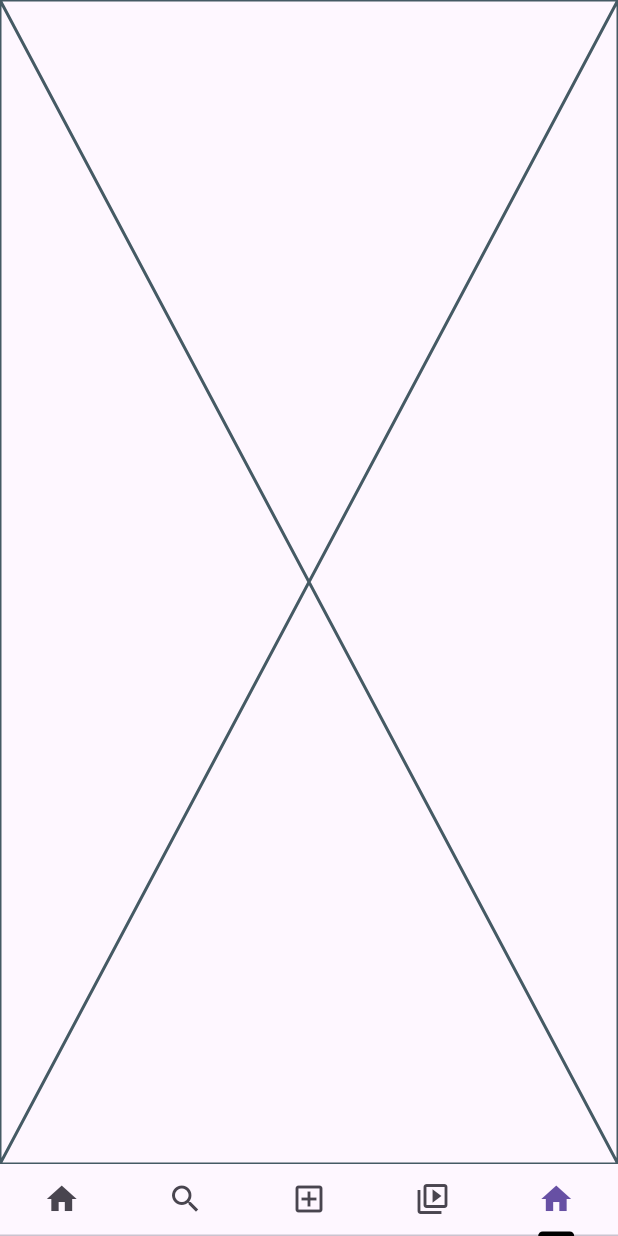
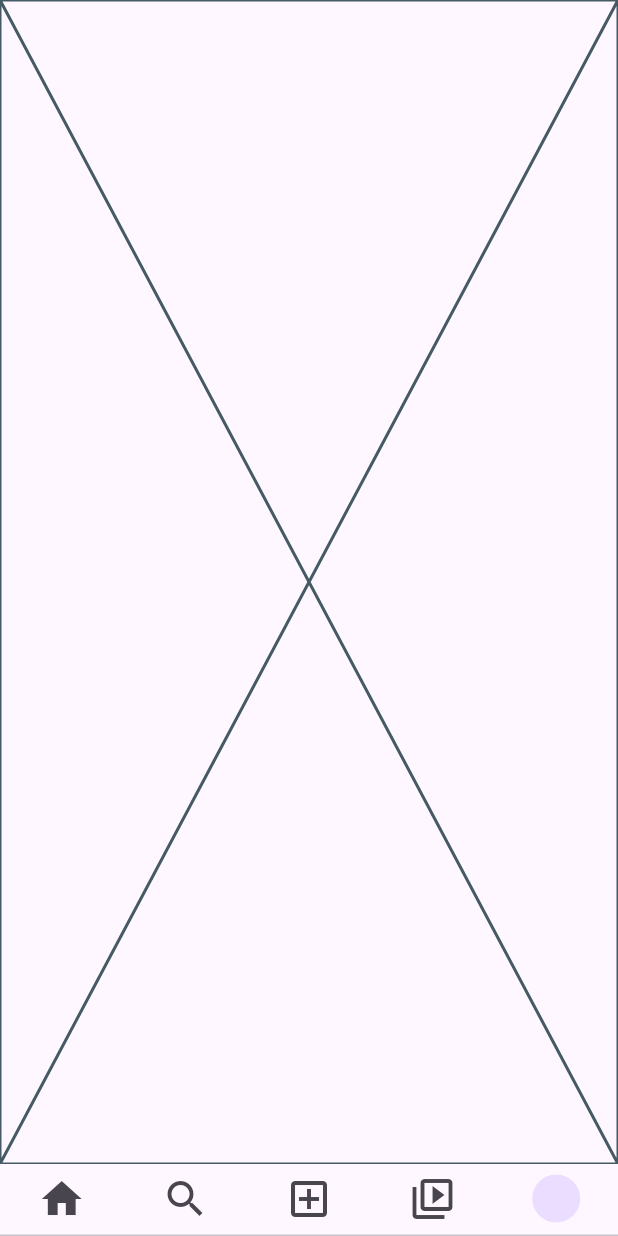
Before and after one commit to vken15/flutter_instagram, a Flutter app: the screen it shows after launch, item 5 of the bottom bar chosen, on a phone screen of 412 x 824 dp. Run offline on Flutter 3.47's test engine with Material 3 defaults, Android fonts, the phone set to English and light mode, and no system bars; our stand-ins replace flutter_svg, get, google_fonts; network calls fail.

Commit message:
Update home + search

```diff
--- a/lib/src/presentations/home/bindings/home_bindings.dart
+++ /dev/null
@@ -1,9 +0,0 @@
-import 'package:flutter_instagram/src/presentations/home/controllers/home_controller.dart';
-import 'package:get/get.dart';
-
-class HomeBindings extends Bindings {
-  @override
-  void dependencies() {
-    Get.put(HomeController());
-  }
-}
--- a/lib/src/presentations/home/controllers/home_controller.dart
+++ /dev/null
@@ -1,5 +0,0 @@
-import 'package:get/get.dart';
-
-class HomeController extends GetxController {
-
-}
--- a/lib/src/presentations/tabs/bindings/tabbar_bindings.dart
+++ b/lib/src/presentations/tabs/bindings/tabbar_bindings.dart
@@ -1,3 +1,4 @@
+import 'package:flutter_instagram/src/presentations/search/controllers/search_controller.dart';
 import 'package:flutter_instagram/src/presentations/tabs/controllers/tabbar_controller.dart';
 import 'package:get/get.dart';
 
@@ -5,5 +6,6 @@ class TabBarBindings extends Bindings {
   @override
   void dependencies() {
     Get.put(TabBarController());
+    Get.put(SearchContentController());
   }
 }
--- a/lib/src/presentations/tabs/controllers/tabbar_controller.dart
+++ b/lib/src/presentations/tabs/controllers/tabbar_controller.dart
@@ -4,11 +4,11 @@ import 'package:get/get.dart';
 class TabBarController extends GetxController with GetSingleTickerProviderStateMixin {
 
   final List<Tab> tabs = <Tab>[
-    const Tab(icon: Icon(Icons.home)),
-    const Tab(icon: Icon(Icons.search)),
-    const Tab(icon: Icon(Icons.add_box_outlined)),
-    const Tab(icon: Icon(Icons.video_collection_outlined)),
-    const Tab(icon: Icon(Icons.home)),
+    const Tab(icon: Icon(Icons.home, size: 32)),
+    const Tab(icon: Icon(Icons.search, size: 32)),
+    const Tab(icon: Icon(Icons.add_box_outlined, size: 32)),
+    const Tab(icon: Icon(Icons.video_collection_outlined, size: 32)),
+    const Tab(icon: CircleAvatar(radius: 16)),
   ];
 
   late TabController tabController;
--- a/lib/src/presentations/tabs/tabbar.dart
+++ b/lib/src/presentations/tabs/tabbar.dart
@@ -1,4 +1,5 @@
-import 'package:flutter_instagram/src/presentations/home/home_screen.dart';
+import 'package:flutter_instagram/src/presentations/home_screen.dart';
+import 'package:flutter_instagram/src/presentations/search/search_screen.dart';
 import 'package:flutter_instagram/src/presentations/setting_screen.dart';
 import 'package:flutter_instagram/src/presentations/tabs/controllers/tabbar_controller.dart';
 import 'package:flutter/material.dart';
@@ -14,7 +15,7 @@ class AppTabBar extends GetWidget<TabBarController> {
                 controller: controller.tabController,
                 children: const [
                   HomeScreen(),
-                  Center(),
+                  SearchScreen(),
                   Center(),
                   Center(),
                   SettingScreen(),
@@ -23,10 +24,8 @@ class AppTabBar extends GetWidget<TabBarController> {
         bottomNavigationBar: TabBar(
           controller: controller.tabController,
           tabs: controller.tabs,
-          indicatorColor: MediaQuery.of(context).platformBrightness == Brightness.dark ? Colors.white : Colors.black,
-          onTap: (value) {
-            //controller.isSearch.value = false;
-          },
+          labelColor: MediaQuery.of(context).platformBrightness == Brightness.dark ? Colors.white : Colors.black,
+          indicator: const BoxDecoration(),
         ),
     );
   }
--- a/lib/src/router/app_router.dart
+++ b/lib/src/router/app_router.dart
@@ -1,19 +1,19 @@
 
-import 'package:flutter_instagram/src/presentations/home/bindings/home_bindings.dart';
-import 'package:flutter_instagram/src/presentations/home/home_screen.dart';
+import 'package:flutter_instagram/src/presentations/home_screen.dart';
+import 'package:flutter_instagram/src/presentations/search/search_screen.dart';
 import 'package:flutter_instagram/src/presentations/tabs/bindings/tabbar_bindings.dart';
 import 'package:flutter_instagram/src/presentations/tabs/tabbar.dart';
 import 'package:get/get.dart';
 
 class AppRouter {
+  static const tabScreen = "/tab";
   static const homeScreen = "/home";
-  static const tabScreen = "/tab";
+  static const searchScreen = "/search";
   static List<GetPage> pages = [
-    GetPage(name: homeScreen, page: () => const HomeScreen(), bindings: [
-      HomeBindings(),
-    ]),
     GetPage(name: tabScreen, page: () => const AppTabBar(), bindings: [
       TabBarBindings(),
     ]),
+    GetPage(name: homeScreen, page: () => const HomeScreen()),
+    GetPage(name: searchScreen, page: () => const SearchScreen()),
   ];
 }
--- a/pubspec.yaml
+++ b/pubspec.yaml
@@ -36,7 +36,9 @@ dependencies:
   # Use with the CupertinoIcons class for iOS style icons.
   cupertino_icons: ^1.0.2
   get: ^4.6.5
+  google_fonts: ^4.0.0
   flutter_svg: ^2.0.4
+  readmore: ^2.2.0
 
 dev_dependencies:
   flutter_test:
```
Also changed, not shown: lib/src/presentations/home/home_screen.dart (deleted, +0 -63 lines), lib/src/presentations/home_screen.dart (added, +151 -0 lines), lib/src/presentations/search/controllers/search_controller.dart (added, +8 -0 lines), lib/src/presentations/search/search_screen.dart (added, +71 -0 lines), assets/icons/chat_bubble_outline.svg (added), pubspec.lock, 1 other file.
